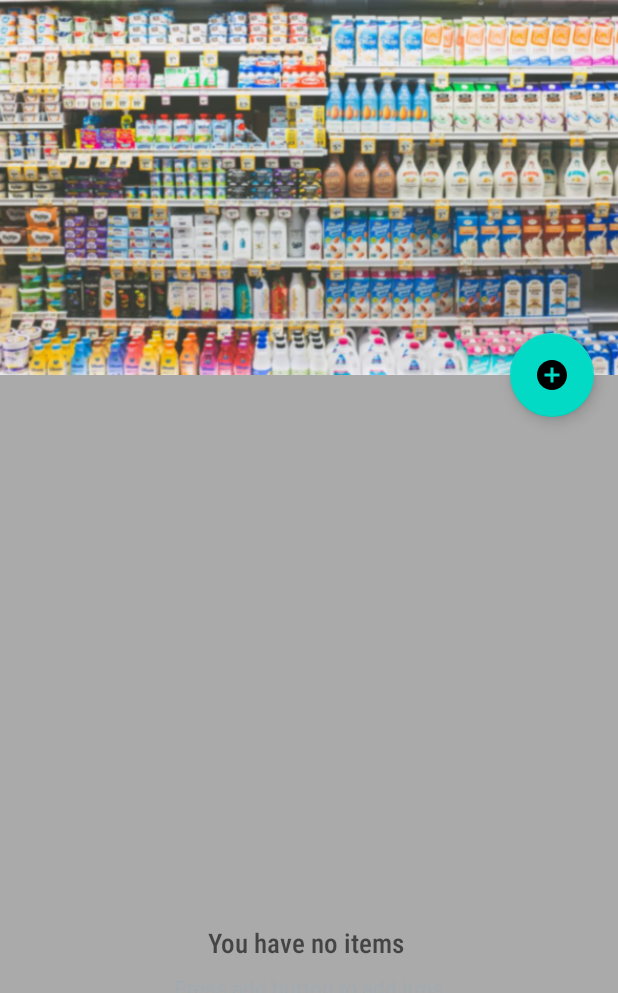
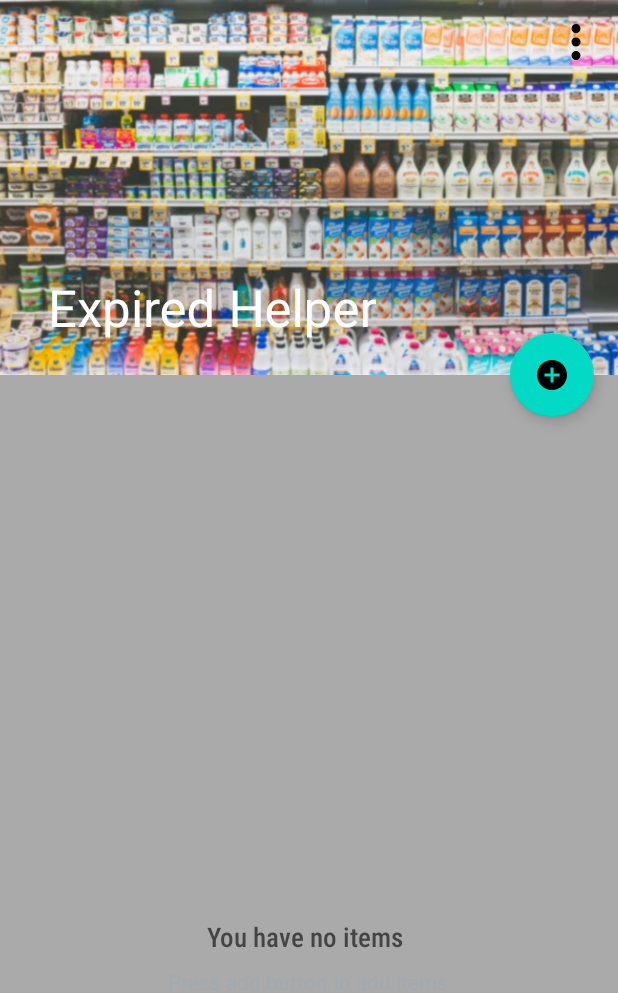
Before and after one commit to samsofa/ExpiredHelper, an Android app: the screen it shows after launch (MainActivity), on a phone screen of 412 x 824 dp. Shown: the top 993 px of the screen. Run offline under Robolectric (Android 15) with nearby library versions, the phone set to English and light mode, and no system bars; our stand-ins replace Room's generated code; libraries missing offline, so code that uses them is left out: it.xabaras.android.

Commit message:
recycler view animation

```diff
--- a/app/src/main/java/com/samsofa/expiredhelper/adapters/ItemAdapter.java
+++ b/app/src/main/java/com/samsofa/expiredhelper/adapters/ItemAdapter.java
@@ -1,11 +1,15 @@
 package com.samsofa.expiredhelper.adapters;
 
+import android.app.Application;
+import android.content.Context;
 import android.view.LayoutInflater;
 import android.view.View;
 import android.view.View.OnClickListener;
 import android.view.ViewGroup;
+import android.view.animation.AnimationUtils;
 import android.widget.TextView;
 import androidx.annotation.NonNull;
+import androidx.cardview.widget.CardView;
 import androidx.recyclerview.widget.DiffUtil;
 import androidx.recyclerview.widget.DiffUtil.ItemCallback;
 import androidx.recyclerview.widget.ListAdapter;
@@ -18,6 +22,8 @@ public class ItemAdapter extends ListAdapter<Item, ItemAdapter.ItemHolder> {
 
 
   private RecyclerViewClickListener listener;
+
+  private Context context;
   private static final DiffUtil.ItemCallback<Item> DIFF_CALLBACK = new ItemCallback<Item>() {
     @Override
     public boolean areItemsTheSame(@NonNull Item oldItem, @NonNull Item newItem) {
@@ -32,9 +38,10 @@ public class ItemAdapter extends ListAdapter<Item, ItemAdapter.ItemHolder> {
     }
   };
 
-  public ItemAdapter(RecyclerViewClickListener listener) {
+  public ItemAdapter(RecyclerViewClickListener listener, Context context) {
     super(DIFF_CALLBACK);
     this.listener = listener;
+    this.context = context;
   }
 
   @NonNull
@@ -49,6 +56,11 @@ public class ItemAdapter extends ListAdapter<Item, ItemAdapter.ItemHolder> {
   public void onBindViewHolder(@NonNull ItemHolder holder, int position) {
 
     Item currentItem = getItem(position);
+
+    holder.container
+        .setAnimation(AnimationUtils.loadAnimation(context, R.anim.fade_transition_animation));
+    holder.codeNameTextView
+        .setAnimation(AnimationUtils.loadAnimation(context, R.anim.fade_scale_animation));
     holder.codeNameTextView.setText(currentItem.getCode());
     holder.codeSupplierTextView.setText(currentItem.getSupplier());
     holder.codeDateTextView.setText(String.valueOf(currentItem.getExpireDate()));
@@ -64,9 +76,11 @@ public class ItemAdapter extends ListAdapter<Item, ItemAdapter.ItemHolder> {
 
     TextView codeNameTextView, codeDateTextView, codeSupplierTextView;
 
+    CardView container;
     public ItemHolder(@NonNull View itemView) {
       super(itemView);
 
+      container = itemView.findViewById(R.id.container);
       codeNameTextView = itemView.findViewById(R.id.txv_item_name);
       codeDateTextView = itemView.findViewById(R.id.txv_item_date);
       codeSupplierTextView = itemView.findViewById(R.id.txv_item_supplier);
--- a/app/src/main/java/com/samsofa/expiredhelper/ui/MainActivity.java
+++ b/app/src/main/java/com/samsofa/expiredhelper/ui/MainActivity.java
@@ -5,7 +5,6 @@ import android.graphics.Canvas;
 import android.os.Bundle;
 import android.util.TypedValue;
 import android.view.Menu;
-import android.view.MenuInflater;
 import android.view.MenuItem;
 import android.view.View;
 import android.view.View.OnClickListener;
@@ -13,6 +12,7 @@ import android.widget.RelativeLayout;
 import android.widget.Toast;
 import androidx.annotation.NonNull;
 import androidx.appcompat.app.AppCompatActivity;
+import androidx.appcompat.widget.Toolbar;
 import androidx.core.content.ContextCompat;
 import androidx.lifecycle.Observer;
 import androidx.lifecycle.ViewModelProvider;
@@ -29,6 +29,7 @@ import com.samsofa.expiredhelper.models.Item;
 import com.samsofa.expiredhelper.viewModels.ItemViewModel;
 import it.xabaras.android.recyclerview.swipedecorator.RecyclerViewSwipeDecorator;
 import java.util.List;
+import java.util.Objects;
 
 
 public class MainActivity extends AppCompatActivity implements RecyclerViewClickListener {
@@ -39,73 +40,41 @@ public class MainActivity extends AppCompatActivity implements RecyclerViewClick
 
   private ItemAdapter adapter;
 
+  Toolbar toolbar;
+
   private RecyclerView mRecyclerView;
-  ItemTouchHelper.SimpleCallback simpleCallback = new SimpleCallback(0, ItemTouchHelper.LEFT) {
-    @Override
-    public boolean onMove(@NonNull RecyclerView recyclerView, @NonNull ViewHolder viewHolder,
-        @NonNull ViewHolder target) {
-      return false;
-    }
 
-    @Override
-    public void onChildDraw(@NonNull Canvas c, @NonNull RecyclerView recyclerView,
-        @NonNull ViewHolder viewHolder, float dX, float dY, int actionState,
-        boolean isCurrentlyActive) {
-      new RecyclerViewSwipeDecorator.Builder(c, mRecyclerView, viewHolder, dX, dY, actionState,
-          isCurrentlyActive)
-          .addBackgroundColor(ContextCompat.getColor(MainActivity.this, R.color.red))
-          .addActionIcon(R.drawable.ic_delete)
-          .addSwipeLeftLabel("Delete")
-          .setSwipeLeftLabelColor(R.color.black)
-          .setSwipeLeftLabelTextSize(TypedValue.COMPLEX_UNIT_SP, 16.0f)
-          .create()
-          .decorate();
-
-      super.onChildDraw(c, recyclerView, viewHolder, dX, dY, actionState, isCurrentlyActive);
-    }
-
-    @Override
-    public void onSwiped(@NonNull ViewHolder viewHolder, int direction) {
-
-      if (direction == ItemTouchHelper.LEFT) {
-        itemViewModel.delete(adapter.getItemAt(viewHolder.getAdapterPosition()));
-
-        Toast.makeText(MainActivity.this,
-            "item at position deleted: " + viewHolder.getAdapterPosition(), Toast.LENGTH_SHORT)
-            .show();
-      }
-
-
-    }
-  };
 
   @Override
   protected void onCreate(Bundle savedInstanceState) {
     super.onCreate(savedInstanceState);
     setContentView(R.layout.activity_main);
 
+    toolbar = findViewById(R.id.toolbar);
+    setSupportActionBar(toolbar);
+
     emptyView = findViewById(R.id.empty_view);
+    emptyView.setVisibility(View.VISIBLE);
+    itemViewModel = new ViewModelProvider(this,
+        ViewModelProvider.AndroidViewModelFactory.getInstance(this.getApplication()))
+        .get(ItemViewModel.class);
 
-    adapter = new ItemAdapter(this);
+    adapter = new ItemAdapter(this, MainActivity.this);
     mRecyclerView = findViewById(R.id.main_recylerView);
     mRecyclerView
         .setLayoutManager(new LinearLayoutManager(this, LinearLayoutManager.VERTICAL, false));
-    mRecyclerView.setAdapter(adapter);
 
-    itemViewModel = new ViewModelProvider(this,
-        ViewModelProvider.AndroidViewModelFactory.getInstance(this.getApplication()))
-        .get(ItemViewModel.class);
+    mRecyclerView.setHasFixedSize(true);
 
     itemViewModel.getAllItems().observe(this, new Observer<List<Item>>() {
       @Override
       public void onChanged(List<Item> items) {
         adapter.submitList(items);
-
-        if (adapter.getCurrentList().size() > 0) {
-          emptyView.setVisibility(View.GONE);
-        }
+        dealEmptyViewVisibility(items);
       }
     });
+
+    mRecyclerView.setAdapter(adapter);
 
     FloatingActionButton fab = findViewById(R.id.fab);
     fab.setOnClickListener(new OnClickListener() {
@@ -116,37 +85,44 @@ public class MainActivity extends AppCompatActivity implements RecyclerViewClick
       }
     });
 
-    ItemTouchHelper itemTouchHelper = new ItemTouchHelper(simpleCallback);
-    itemTouchHelper.attachToRecyclerView(mRecyclerView);
+    new ItemTouchHelper(new ItemTouchHelper.SimpleCallback(0, ItemTouchHelper.LEFT) {
 
-//    new ItemTouchHelper(new SimpleCallback(0, ItemTouchHelper.LEFT) {
-//      @Override
-//      public boolean onMove(@NonNull RecyclerView recyclerView, @NonNull ViewHolder viewHolder,
-//          @NonNull ViewHolder target) {
-//        return false;
-//      }
-//
-//      @Override
-//      public void onSwiped(@NonNull ViewHolder viewHolder, int direction) {
-//
-//        itemViewModel.delete(adapter.getItemsAt(viewHolder.getAdapterPosition()));
-//        Toast.makeText(MainActivity.this, "Item deleted " + viewHolder.getAdapterPosition(), Toast.LENGTH_SHORT).show();
-//      }
-////
-////      @Override
-////      public void onChildDraw(@NonNull Canvas c, @NonNull RecyclerView recyclerView,
-////          @NonNull ViewHolder viewHolder, float dX, float dY, int actionState,
-////          boolean isCurrentlyActive) {
-////        new RecyclerViewSwipeDecorator.Builder(c, recyclerView, viewHolder, dX, dY, actionState, isCurrentlyActive)
-////            .addSwipeLeftActionIcon(R.drawable.ic_delete)
-////            .addBackgroundColor(ContextCompat.getColor(MainActivity.this, R.color.red))
-////            .addSwipeLeftLabel("Delete")
-////            .create()
-////            .decorate();
-////        super.onChildDraw(c, recyclerView, viewHolder, dX, dY, actionState, isCurrentlyActive);
-////      }
-//    }).attachToRecyclerView(mRecyclerView);
-//
+      @Override
+      public boolean onMove(@NonNull RecyclerView recyclerView, @NonNull ViewHolder viewHolder,
+          @NonNull ViewHolder target) {
+        return false;
+      }
+
+      @Override
+      public void onChildDraw(@NonNull Canvas c, @NonNull RecyclerView recyclerView,
+          @NonNull ViewHolder viewHolder, float dX, float dY, int actionState,
+          boolean isCurrentlyActive) {
+        new RecyclerViewSwipeDecorator.Builder(c, mRecyclerView, viewHolder, dX, dY, actionState,
+            isCurrentlyActive)
+            .addBackgroundColor(ContextCompat.getColor(MainActivity.this, R.color.gray))
+            .addActionIcon(R.drawable.ic_delete)
+            .addSwipeLeftLabel("Delete")
+            .setSwipeLeftLabelColor(R.color.red)
+            .setSwipeLeftActionIconTint(R.color.red)
+            //
+            //.setSwipeLeftLabelTypeface()
+            //      .setSwipeLeftLabelTextSize(TypedValue.COMPLEX_UNIT_SP, 16.0f)
+            .create()
+            .decorate();
+
+        super.onChildDraw(c, recyclerView, viewHolder, dX, dY, actionState, isCurrentlyActive);
+      }
+
+      @Override
+      public void onSwiped(@NonNull ViewHolder viewHolder, int direction) {
+        if (direction == ItemTouchHelper.LEFT) {
+          itemViewModel.delete(adapter.getItemAt(viewHolder.getAdapterPosition()));
+          Toast.makeText(MainActivity.this,
+              "item at position deleted: " + viewHolder.getAdapterPosition(), Toast.LENGTH_SHORT)
+              .show();
+        }
+      }
+    }).attachToRecyclerView(mRecyclerView);
 
   }
 
@@ -166,18 +142,33 @@ public class MainActivity extends AppCompatActivity implements RecyclerViewClick
 
   @Override
   public boolean onCreateOptionsMenu(Menu menu) {
-    MenuInflater menuInflater = getMenuInflater();
-    menuInflater.inflate(R.menu.main_menu, menu);
+    getMenuInflater().inflate(R.menu.main_menu, menu);
     return true;
   }
 
   @Override
   public boolean onOptionsItemSelected(@NonNull MenuItem item) {
-    switch (item.getItemId()) {
-      case R.id.delete_all_items:
+    if (item.getItemId() == R.id.action_delete_all_items) {
+      if (Objects.requireNonNull(itemViewModel.getAllItems().getValue()).size() > 0) {
         itemViewModel.deleteAllItems();
         Toast.makeText(this, "all Items deleted", Toast.LENGTH_SHORT).show();
+        return true;
+      } else {
+        Toast.makeText(this, "no Items found", Toast.LENGTH_SHORT).show();
+      }
     }
     return super.onOptionsItemSelected(item);
   }
+
+  private void dealEmptyViewVisibility(List<Item> items) {
+    if (items.size() > 0) {
+      mRecyclerView.setVisibility(View.VISIBLE);
+      emptyView.setVisibility(View.GONE);
+    } else {
+      mRecyclerView.setVisibility(View.GONE);
+      emptyView.setVisibility(View.VISIBLE);
+    }
+  }
+
+
 }
--- /dev/null
+++ b/app/src/main/res/drawable/ic_more.xml
@@ -0,0 +1,10 @@
+<vector xmlns:android="http://schemas.android.com/apk/res/android"
+  android:width="36dp"
+  android:height="36dp"
+  android:tint="@color/black"
+  android:viewportWidth="24"
+  android:viewportHeight="24">
+  <path
+    android:fillColor="@android:color/white"
+    android:pathData="M12,8c1.1,0 2,-0.9 2,-2s-0.9,-2 -2,-2 -2,0.9 -2,2 0.9,2 2,2zM12,10c-1.1,0 -2,0.9 -2,2s0.9,2 2,2 2,-0.9 2,-2 -0.9,-2 -2,-2zM12,16c-1.1,0 -2,0.9 -2,2s0.9,2 2,2 2,-0.9 2,-2 -0.9,-2 -2,-2z" />
+</vector>
--- a/app/src/main/res/layout/item_row.xml
+++ b/app/src/main/res/layout/item_row.xml
@@ -1,13 +1,17 @@
 <?xml version="1.0" encoding="utf-8"?>
 <androidx.cardview.widget.CardView xmlns:android="http://schemas.android.com/apk/res/android"
   xmlns:app="http://schemas.android.com/apk/res-auto"
+  xmlns:tools="http://schemas.android.com/tools"
+  android:id="@+id/container"
   android:layout_width="match_parent"
   android:layout_height="wrap_content"
   android:layout_marginStart="4dp"
   android:layout_marginTop="4dp"
   android:layout_marginEnd="4dp"
   app:cardCornerRadius="10dp"
-  app:cardElevation="4dp">
+  android:outlineAmbientShadowColor="@color/teal_200"
+  app:cardElevation="7dp"
+  tools:targetApi="p">
 
   <RelativeLayout
     android:layout_width="match_parent"
--- a/app/src/main/res/layout/scroll_view_item.xml
+++ b/app/src/main/res/layout/scroll_view_item.xml
@@ -29,8 +29,7 @@
         android:layout_height="wrap_content"
         android:layout_centerHorizontal="true"
         android:fontFamily="sans-serif-condensed-medium"
-        android:paddingTop="16dp"
-
+        android:paddingTop="8dp"
         android:text="@string/empty_view_title_text"
         android:textAppearance="?android:textAppearanceMedium" />
 
--- a/app/src/main/res/menu/main_menu.xml
+++ b/app/src/main/res/menu/main_menu.xml
@@ -2,7 +2,9 @@
 <menu xmlns:android="http://schemas.android.com/apk/res/android"
   xmlns:app="http://schemas.android.com/apk/res-auto">
   <item
-    android:id="@+id/delete_all_items"
-    android:title="Delete All Items"
+    android:id="@+id/action_delete_all_items"
+    android:icon="@drawable/ic_delete"
+    android:orderInCategory="1"
+    android:title="delete All Items"
     app:showAsAction="never" />
 </menu>
--- a/app/src/main/res/values-night/themes.xml
+++ b/app/src/main/res/values-night/themes.xml
@@ -12,5 +12,6 @@
     <!-- Status bar color. -->
     <item name="android:statusBarColor" tools:targetApi="l">?attr/colorPrimaryVariant</item>
     <!-- Customize your theme here. -->
+    <item name="actionOverflowButtonStyle">@style/OverFlow</item>
   </style>
 </resources>
--- a/app/src/main/res/values/colors.xml
+++ b/app/src/main/res/values/colors.xml
@@ -7,5 +7,6 @@
   <color name="teal_700">#FF018786</color>
   <color name="black">#FF000000</color>
   <color name="white">#FFFFFFFF</color>
-  <color name="red">#ab000d</color>
+  <color name="red">#c80000</color>
+  <color name="gray">#dcdcdc</color>
 </resources>
--- a/app/src/main/res/values/strings.xml
+++ b/app/src/main/res/values/strings.xml
@@ -1,7 +1,7 @@
 <resources>
   <string name="app_name">Expired Helper</string>
   <string name="empty_view_title_text">"You have no items "</string>
-  <string name="empty_view_subtitle_text">Press add button to add itms</string>
+  <string name="empty_view_subtitle_text">Press add button to add items</string>
   <string name="toolbar_title_expire_helper">Expire Organizer</string>
 
   <string name="supplier_idf" translatable="false">IDF 315</string>
--- a/app/src/main/res/values/styles.xml
+++ b/app/src/main/res/values/styles.xml
@@ -16,7 +16,10 @@
     <item name="colorPrimary">#ff9100</item>
     <item name="colorAccent">#ffc107</item>
     <item name="colorPrimaryDark">#d84315</item>
+  </style>
 
+  <style name="OverFlow" parent="@style/Widget.AppCompat.Light.ActionButton.Overflow">
+    <item name="android:src">@drawable/ic_more</item>
 
   </style>
 
--- a/app/src/main/res/values/themes.xml
+++ b/app/src/main/res/values/themes.xml
@@ -12,6 +12,7 @@
     <!-- Status bar color. -->
     <item name="android:statusBarColor" tools:targetApi="l">?attr/colorPrimaryVariant</item>
     <!-- Customize your theme here. -->
+    <item name="actionOverflowButtonStyle">@style/OverFlow</item>
   </style>
 
 </resources>
```
Also changed, not shown: app/src/main/java/com/samsofa/expiredhelper/ui/AddEditItemActivity.java (+1 -11 lines), app/src/main/res/anim/fade_scale_animation.xml (added, +14 -0 lines), app/src/main/res/anim/fade_transition_animation.xml (added, +13 -0 lines).
